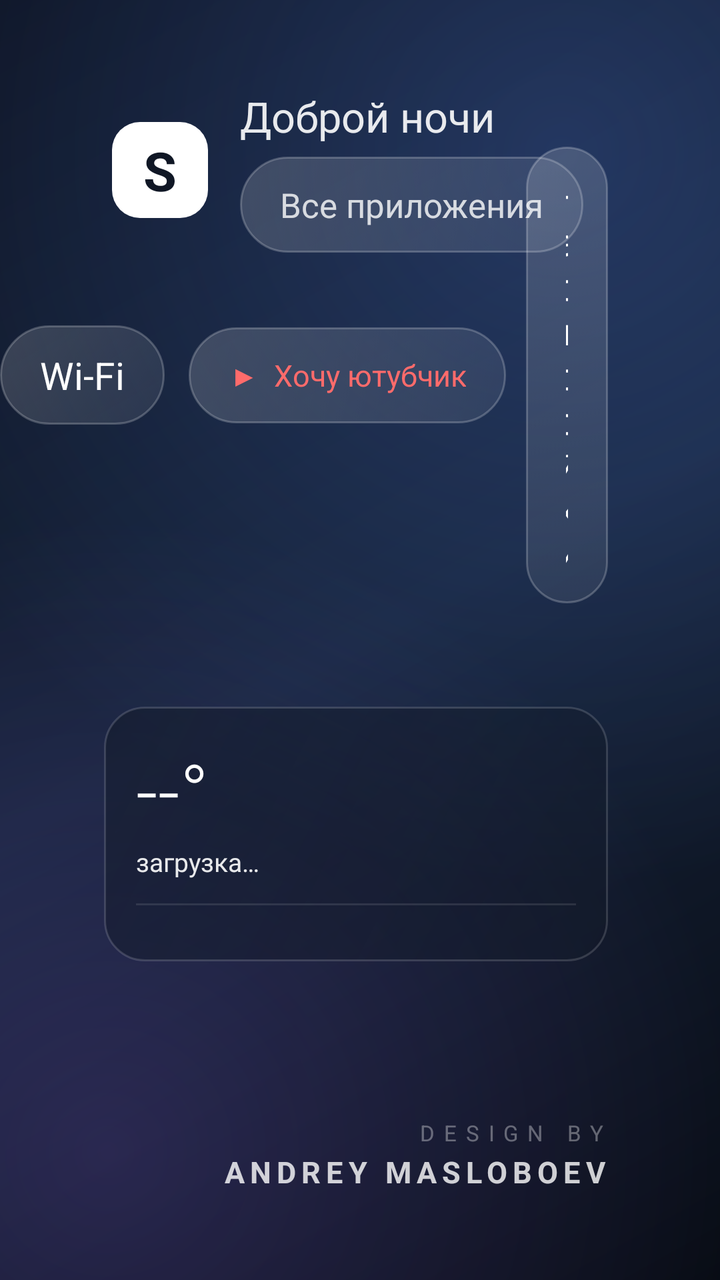
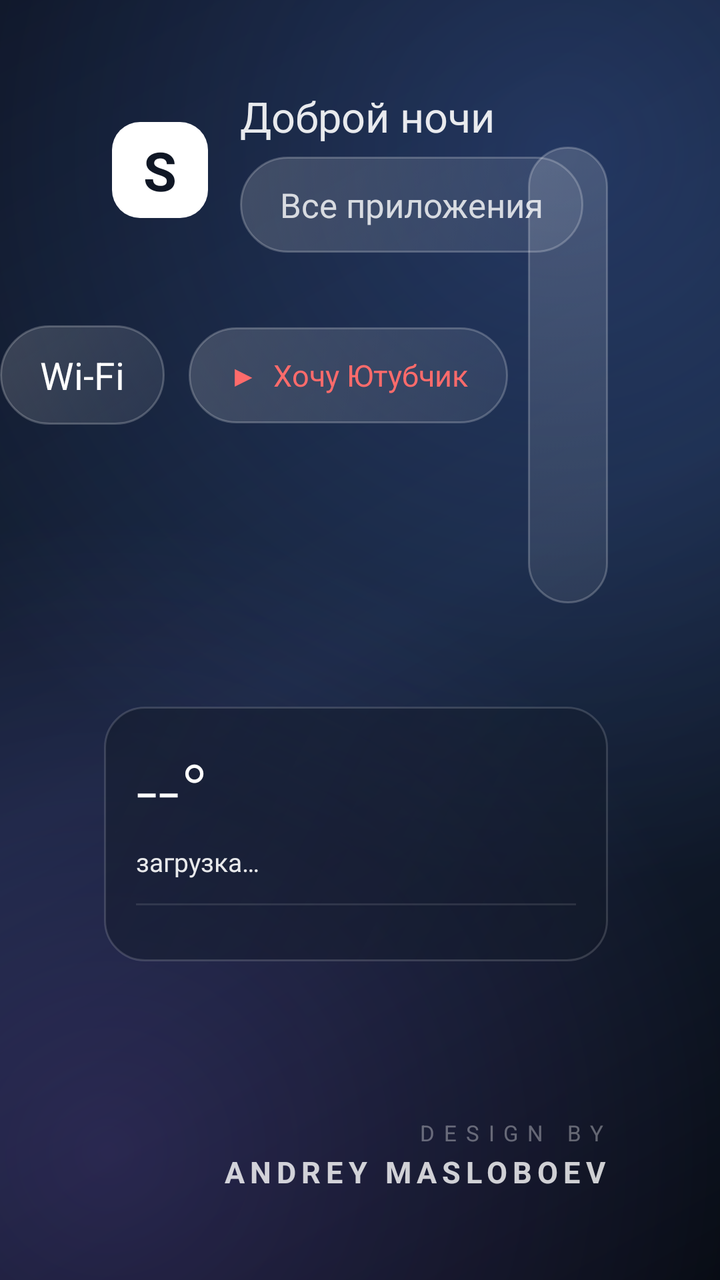

Compare the two renders of this Android layout. The source of the first and the diff that turns it into the second are given below.
<!-- AndroidManifest.xml: activity theme AppTheme -->
<!-- res/layout/activity_main.xml -->
<?xml version="1.0" encoding="utf-8"?>
<FrameLayout xmlns:android="http://schemas.android.com/apk/res/android" android:id="@+id/root" android:layout_width="match_parent" android:layout_height="match_parent" android:background="@drawable/bg_home">

    
    <View android:id="@+id/tintA" android:layout_width="match_parent" android:layout_height="match_parent" android:alpha="0" />

    <View android:id="@+id/tintB" android:layout_width="match_parent" android:layout_height="match_parent" android:alpha="0" />

    
    <LinearLayout android:layout_width="wrap_content" android:layout_height="wrap_content" android:layout_gravity="top|start" android:layout_marginTop="44dp" android:layout_marginStart="56dp" android:orientation="horizontal" android:gravity="center_vertical">

        <TextView android:layout_width="48dp" android:layout_height="48dp" android:background="@drawable/logo_bg" android:gravity="center" android:text="S" android:textColor="#FF101725" android:textSize="27sp" android:textStyle="bold" />

        <LinearLayout android:layout_width="wrap_content" android:layout_height="wrap_content" android:layout_marginStart="16dp" android:orientation="vertical">

            <TextView android:id="@+id/tvGreeting" android:layout_width="wrap_content" android:layout_height="wrap_content" android:text="Доброй ночи" android:textColor="#E6FFFFFF" android:textSize="21sp" />

            <TextView android:id="@+id/tvAllApps" android:layout_width="wrap_content" android:layout_height="wrap_content" android:layout_marginTop="6dp" android:background="@drawable/pill_bg" android:minHeight="48dp" android:gravity="center" android:focusable="true" android:focusableInTouchMode="true" android:clickable="true" android:paddingStart="20dp" android:paddingEnd="20dp" android:paddingTop="12dp" android:paddingBottom="12dp" android:text="Все приложения" android:textColor="#CCFFFFFF" android:textSize="17sp" />
        </LinearLayout>
    </LinearLayout>

    
    <LinearLayout android:id="@+id/appsWrap" android:layout_width="match_parent" android:layout_height="match_parent" android:orientation="vertical" android:gravity="center_vertical" android:paddingStart="56dp" android:paddingEnd="56dp" android:paddingTop="320dp" android:paddingBottom="132dp">

        <LinearLayout android:id="@+id/appsGrid" android:layout_width="match_parent" android:layout_height="wrap_content" android:orientation="vertical" />
    </LinearLayout>

    
    <LinearLayout android:layout_width="wrap_content" android:layout_height="wrap_content" android:layout_gravity="top|end" android:orientation="vertical" android:gravity="end" android:layout_marginTop="40dp" android:layout_marginEnd="56dp">

        <LinearLayout android:layout_width="wrap_content" android:layout_height="wrap_content" android:orientation="horizontal" android:gravity="center_vertical">

            <TextView android:id="@+id/tvNetwork" android:layout_width="wrap_content" android:layout_height="wrap_content" android:background="@drawable/pill_bg" android:minHeight="48dp" android:gravity="center" android:focusable="true" android:focusableInTouchMode="true" android:clickable="true" android:paddingStart="20dp" android:paddingEnd="20dp" android:paddingTop="12dp" android:paddingBottom="12dp" android:text="Wi-Fi" android:textColor="#FFFFFFFF" android:textSize="19sp" />

              <TextView android:id="@+id/tvVpn" android:layout_width="wrap_content" android:layout_height="wrap_content" android:layout_marginStart="12dp" android:background="@drawable/pill_bg" android:minHeight="48dp" android:gravity="center" android:focusable="true" android:focusableInTouchMode="true" android:clickable="true" android:paddingStart="20dp" android:paddingEnd="20dp" android:paddingTop="12dp" android:paddingBottom="12dp" android:text="▶  Хочу ютубчик" android:textColor="#FFFF6B6B" android:textSize="15sp" />

            <TextView android:id="@+id/tvSettings" android:layout_width="wrap_content" android:layout_height="wrap_content" android:layout_marginStart="10dp" android:background="@drawable/pill_bg" android:minHeight="48dp" android:gravity="center" android:focusable="true" android:focusableInTouchMode="true" android:clickable="true" android:paddingStart="20dp" android:paddingEnd="20dp" android:paddingTop="12dp" android:paddingBottom="12dp" android:text="Настройки" android:textColor="#FFFFFFFF" android:textSize="19sp" />

            <TextView android:id="@+id/tvClock" android:layout_width="wrap_content" android:layout_height="wrap_content" android:layout_marginStart="22dp" android:text="00:00" android:textColor="#FFFFFFFF" android:textSize="46sp" android:fontFamily="sans-serif-light" />

            <LinearLayout android:layout_width="wrap_content" android:layout_height="wrap_content" android:orientation="vertical" android:layout_marginStart="14dp">

                <TextView android:id="@+id/tvDate" android:layout_width="wrap_content" android:layout_height="wrap_content" android:text="ВТОРНИК" android:textColor="#B3FFFFFF" android:textSize="17sp" android:letterSpacing="0.08" />

                <TextView android:id="@+id/tvDateNum" android:layout_width="wrap_content" android:layout_height="wrap_content" android:text="4 НОЯБРЯ" android:textColor="#80FFFFFF" android:textSize="16sp" android:letterSpacing="0.06" />
            </LinearLayout>
        </LinearLayout>

        <LinearLayout android:id="@+id/weatherCard" android:layout_width="252dp" android:layout_height="wrap_content" android:layout_marginTop="18dp" android:background="@drawable/card_bg" android:orientation="vertical" android:padding="16dp">

            <LinearLayout android:layout_width="match_parent" android:layout_height="wrap_content" android:orientation="horizontal" android:gravity="center_vertical">

                <TextView android:id="@+id/tvWeatherTemp" android:layout_width="wrap_content" android:layout_height="wrap_content" android:text="--°" android:textColor="#FFFFFFFF" android:textSize="38sp" android:fontFamily="sans-serif-light" />

                <TextView android:layout_width="0dp" android:layout_height="wrap_content" android:layout_weight="1" android:text="" />

                <TextView android:id="@+id/tvWeatherIcon" android:layout_width="wrap_content" android:layout_height="wrap_content" android:text="" android:textSize="24sp" />
            </LinearLayout>

            <LinearLayout android:layout_width="match_parent" android:layout_height="wrap_content" android:orientation="horizontal" android:gravity="center_vertical" android:layout_marginTop="2dp">

                <TextView android:id="@+id/tvWeatherCond" android:layout_width="wrap_content" android:layout_height="wrap_content" android:text="загрузка…" android:textColor="#E6FFFFFF" android:textSize="13sp" android:maxLines="1" android:ellipsize="end" />

                <TextView android:id="@+id/tvWeatherCity" android:layout_width="wrap_content" android:layout_height="wrap_content" android:layout_marginStart="6dp" android:text="" android:textColor="#8FB3D9" android:textSize="13sp" android:maxLines="1" android:ellipsize="end" />
            </LinearLayout>

            <View android:layout_width="match_parent" android:layout_height="1dp" android:layout_marginTop="12dp" android:background="#1AFFFFFF" />

            <LinearLayout android:id="@+id/weekRow" android:layout_width="match_parent" android:layout_height="wrap_content" android:layout_marginTop="12dp" android:orientation="horizontal" android:baselineAligned="false" />
        </LinearLayout>
    </LinearLayout>

    
    <LinearLayout android:id="@+id/allAppsPanel" android:layout_width="match_parent" android:layout_height="match_parent" android:background="#E60A0F1A" android:orientation="vertical" android:paddingStart="56dp" android:paddingEnd="56dp" android:paddingTop="40dp" android:paddingBottom="32dp" android:visibility="gone">

    <TextView android:layout_width="wrap_content" android:layout_height="wrap_content" android:text="Все приложения" android:textColor="#FFFFFFFF" android:textSize="27sp" android:layout_marginBottom="18dp" />

    <ScrollView android:layout_width="match_parent" android:layout_height="0dp" android:layout_weight="1" android:scrollbars="none">

    <LinearLayout android:id="@+id/allAppsGrid" android:layout_width="match_parent" android:layout_height="wrap_content" android:orientation="vertical" />
    </ScrollView>
    </LinearLayout>

        
    <LinearLayout android:id="@+id/signature" android:layout_width="wrap_content" android:layout_height="wrap_content" android:layout_gravity="bottom|end" android:focusable="true" android:layout_marginEnd="56dp" android:layout_marginBottom="44dp" android:orientation="vertical" android:gravity="end">

        <TextView android:id="@+id/tvDesignBy" android:layout_width="wrap_content" android:layout_height="wrap_content" android:text="DESIGN BY" android:textColor="#59FFFFFF" android:textSize="11sp" android:letterSpacing="0.42" />

        <TextView android:id="@+id/tvAuthor" android:layout_width="wrap_content" android:layout_height="wrap_content" android:layout_marginTop="2dp" android:text="ANDREY MASLOBOEV" android:textColor="#CCFFFFFF" android:textSize="15sp" android:textStyle="bold" android:letterSpacing="0.18" />
    </LinearLayout>
</FrameLayout>
<!-- resources referenced by this layout -->
<resources>
  <!-- drawable bg_home (drawable) -->
  <?xml version="1.0" encoding="utf-8"?>
  <layer-list xmlns:android="http://schemas.android.com/apk/res/android">
      <item>
          <shape android:shape="rectangle">
              <gradient
                  android:type="linear"
                  android:angle="315"
                  android:startColor="#FF0C1220"
                  android:centerColor="#FF16233A"
                  android:endColor="#FF080C14" />
          </shape>
      </item>
      <item>
          <shape android:shape="rectangle">
              <gradient
                  android:type="radial"
                  android:gradientRadius="1100"
                  android:centerX="0.78"
                  android:centerY="0.12"
                  android:startColor="#3D5C8FFF"
                  android:endColor="#005C8FFF" />
          </shape>
      </item>
      <item>
          <shape android:shape="rectangle">
              <gradient
                  android:type="radial"
                  android:gradientRadius="950"
                  android:centerX="0.15"
                  android:centerY="0.9"
                  android:startColor="#2E9B6BFF"
                  android:endColor="#009B6BFF" />
          </shape>
      </item>
  </layer-list>
  <!-- drawable card_bg (drawable) -->
  <?xml version="1.0" encoding="utf-8"?>
  <shape xmlns:android="http://schemas.android.com/apk/res/android" android:shape="rectangle">
      
      <gradient
          android:type="linear"
          android:angle="315"
          android:startColor="#80101826"
          android:endColor="#59101826" />
      <corners android:radius="20dp" />
      <stroke android:width="1dp" android:color="#26FFFFFF" />
  </shape>
  <!-- drawable logo_bg (drawable) -->
  <?xml version="1.0" encoding="utf-8"?>
  <shape xmlns:android="http://schemas.android.com/apk/res/android" android:shape="rectangle">
      <solid android:color="#FFFFFFFF" />
      <corners android:radius="14dp" />
  </shape>
  <!-- drawable pill_bg (drawable) -->
  <?xml version="1.0" encoding="utf-8"?>
  <selector xmlns:android="http://schemas.android.com/apk/res/android">
      <item android:state_focused="true">
          <shape android:shape="rectangle">
              <gradient android:type="linear" android:angle="315"
                  android:startColor="#F7FFFFFF" android:endColor="#E4EFF7FF" />
              <corners android:radius="999dp" />
              <stroke android:width="1dp" android:color="#66FFFFFF" />
          </shape>
      </item>
      <item>
          <shape android:shape="rectangle">
              <gradient android:type="linear" android:angle="315"
                  android:startColor="#2BFFFFFF" android:endColor="#14FFFFFF" />
              <corners android:radius="999dp" />
              <stroke android:width="1dp" android:color="#38FFFFFF" />
          </shape>
      </item>
  </selector>
  <style name="AppTheme" parent="@android:style/Theme.DeviceDefault.NoActionBar">
          <item name="android:windowFullscreen">true</item>
          <item name="android:windowBackground">@android:color/black</item>
          <item name="android:windowNoTitle">true</item>
          <item name="android:windowActionBar">false</item>
          <item name="android:windowContentOverlay">@null</item>
          <item name="android:windowLayoutInDisplayCutoutMode">shortEdges</item>
      </style>
</resources>

<!-- the commit's change to res/layout/activity_main.xml (unified diff, before → after) -->
@@ -32,7 +32,7 @@
 
             <TextView android:id="@+id/tvNetwork" android:layout_width="wrap_content" android:layout_height="wrap_content" android:background="@drawable/pill_bg" android:minHeight="48dp" android:gravity="center" android:focusable="true" android:focusableInTouchMode="true" android:clickable="true" android:paddingStart="20dp" android:paddingEnd="20dp" android:paddingTop="12dp" android:paddingBottom="12dp" android:text="Wi-Fi" android:textColor="#FFFFFFFF" android:textSize="19sp" />
 
-              <TextView android:id="@+id/tvVpn" android:layout_width="wrap_content" android:layout_height="wrap_content" android:layout_marginStart="12dp" android:background="@drawable/pill_bg" android:minHeight="48dp" android:gravity="center" android:focusable="true" android:focusableInTouchMode="true" android:clickable="true" android:paddingStart="20dp" android:paddingEnd="20dp" android:paddingTop="12dp" android:paddingBottom="12dp" android:text="▶  Хочу ютубчик" android:textColor="#FFFF6B6B" android:textSize="15sp" />
+              <TextView android:id="@+id/tvVpn" android:layout_width="wrap_content" android:layout_height="wrap_content" android:layout_marginStart="12dp" android:background="@drawable/pill_bg" android:minHeight="48dp" android:gravity="center" android:focusable="true" android:focusableInTouchMode="true" android:clickable="true" android:paddingStart="20dp" android:paddingEnd="20dp" android:paddingTop="12dp" android:paddingBottom="12dp" android:text="▶  Хочу Ютубчик" android:textColor="#FFFF6B6B" android:textSize="15sp" />
 
             <TextView android:id="@+id/tvSettings" android:layout_width="wrap_content" android:layout_height="wrap_content" android:layout_marginStart="10dp" android:background="@drawable/pill_bg" android:minHeight="48dp" android:gravity="center" android:focusable="true" android:focusableInTouchMode="true" android:clickable="true" android:paddingStart="20dp" android:paddingEnd="20dp" android:paddingTop="12dp" android:paddingBottom="12dp" android:text="Настройки" android:textColor="#FFFFFFFF" android:textSize="19sp" />
 
